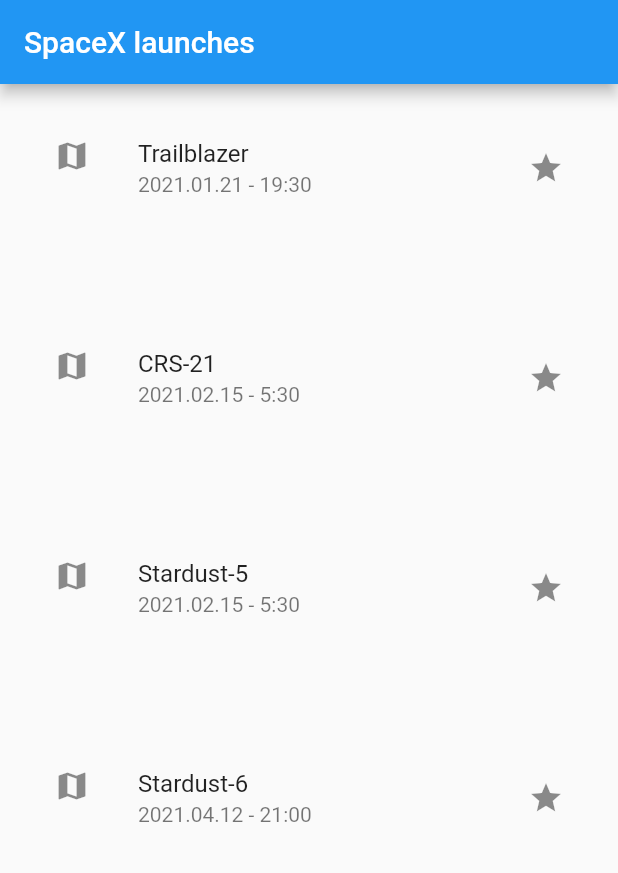
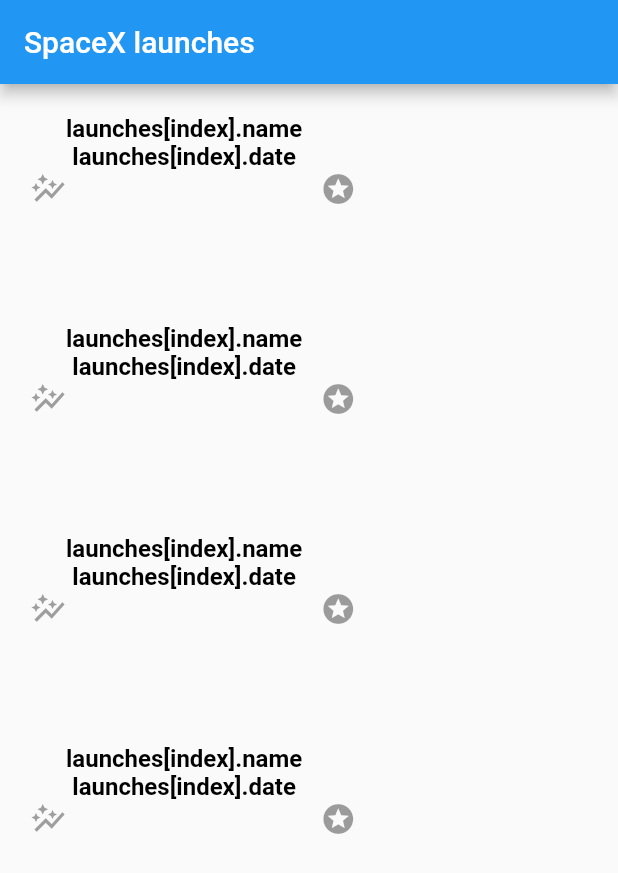
Before and after one commit to MeruyertBekzhigit/flutter-listing-app, a Flutter app: the screen it shows after launch, on a phone screen of 412 x 824 dp. Shown: the top 873 px of the screen. Run offline on Flutter 3.47's test engine with Material 2 defaults, Android fonts, the phone set to English and light mode, and no system bars; Roboto replaces fonts that are missing (Raleway).

Commit message:
Modified list structure

```diff
--- a/lib/pages/launchlistpage.dart
+++ b/lib/pages/launchlistpage.dart
@@ -35,12 +35,41 @@ class LaunchListPage extends StatelessWidget {
            return Container(
              margin: EdgeInsets.all(20),
              height: 100,
-             child: ListTile(
-                      leading: Icon(Icons.map),
-                      title: Text(launches[index].name),
-                      subtitle: Text(launches[index].date),
-                      trailing: Icon(star)
-                  ),
+             child: Row(
+               children: [
+                 const Icon(
+                   Icons.auto_graph,
+                   color: Colors.grey,
+                   size: 24.0
+                 ),
+                  Column(
+                   children: [
+                     const Text(
+                       "launches[index].name",
+                       style: TextStyle(
+                         fontSize: 16,
+                         color: Colors.black,
+                         fontWeight: FontWeight.w700,
+                       ),
+                     ),
+                     const Text(
+                       "launches[index].date",
+                       style: TextStyle(
+                         fontSize: 16,
+                         color: Colors.black,
+                         fontWeight: FontWeight.w700,
+                       ),
+                     ),
+                   ],
+                 ),
+                 const IconButton(
+                   icon: Icon(Icons.stars_sharp),
+                   tooltip: 'Search',
+                   color: Colors.yellow,
+                   onPressed: null,
+                 ),
+               ],
+             ),
            );
           }
         ),
```
